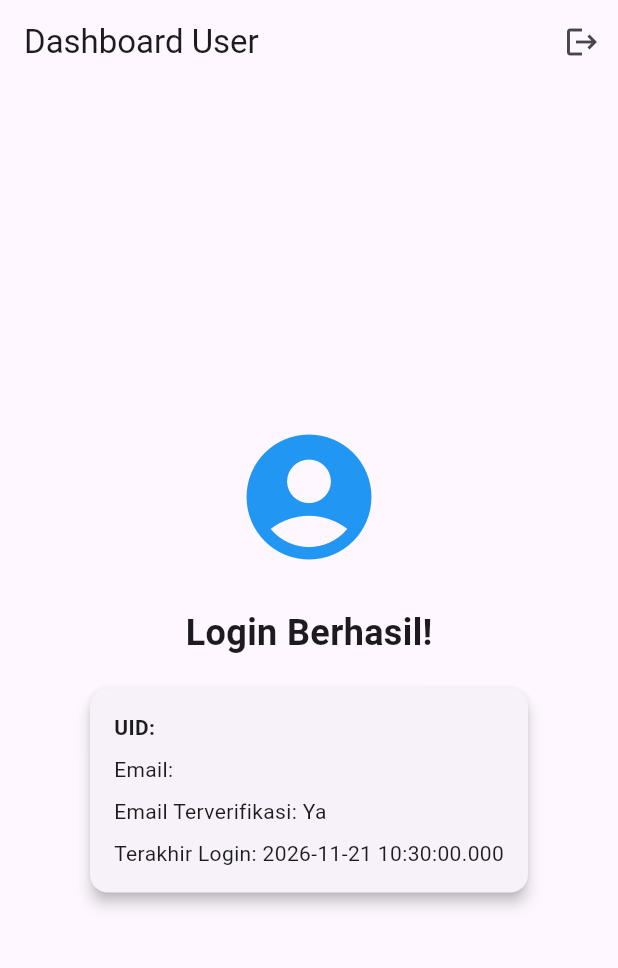
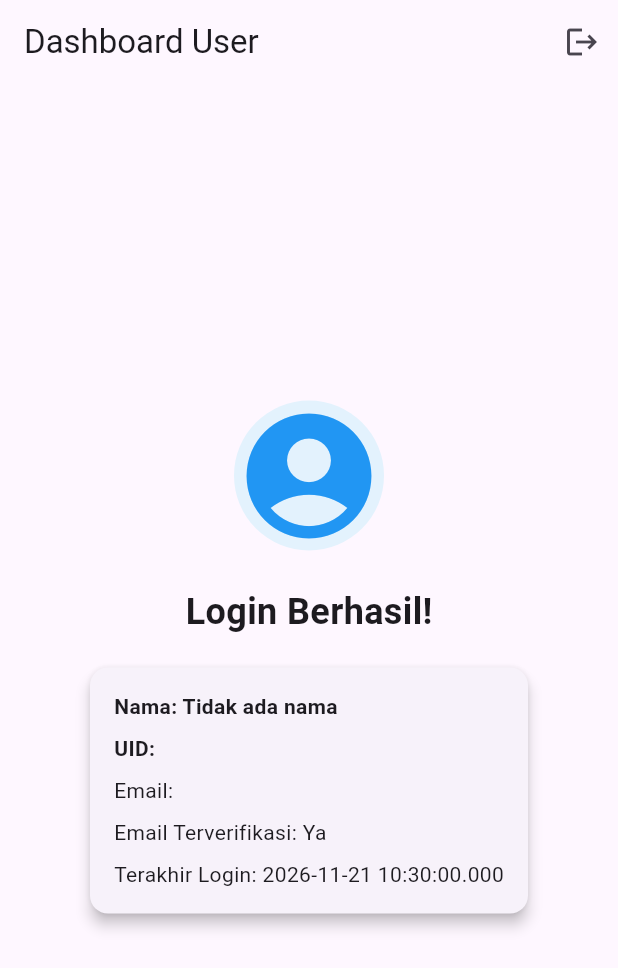
Before and after one commit to NuxMann/Latihan_Firebase_1124160069, a Flutter app: the screen it shows once a user with an empty profile is signed in, on a phone screen of 412 x 824 dp. Shown: the top 968 px of the screen. Run offline on Flutter 3.47's test engine with Material 3 defaults, Android fonts, the phone set to English and light mode, and no system bars; our stand-ins replace firebase_auth, firebase_core; accounts and stored records are empty.

Commit message:
Menambahkan Foto dan Variabel Nama

```diff
--- a/lib/main.dart
+++ b/lib/main.dart
@@ -184,8 +184,17 @@ class UserInfoScreen extends StatelessWidget {
             mainAxisAlignment: MainAxisAlignment.center,
             crossAxisAlignment: CrossAxisAlignment.center,
             children: [
-              const Icon(Icons.account_circle, size: 100, color: Colors.blue),
-                const SizedBox(height: 24),
+              CircleAvatar(
+                radius: 50,
+                backgroundColor: Colors.blue.shade50,
+                backgroundImage: user.photoURL != null && user.photoURL!.isNotEmpty
+                    ? NetworkImage(user.photoURL!)
+                    : null,
+                child: user.photoURL == null || user.photoURL!.isEmpty
+                    ? const Icon(Icons.account_circle, size: 100, color: Colors.blue)
+                    : null,
+              ),
+              const SizedBox(height: 24),
               const Text(
                 'Login Berhasil!',
                 style: TextStyle(fontSize: 24, fontWeight: FontWeight.bold),
@@ -198,6 +207,9 @@ class UserInfoScreen extends StatelessWidget {
                   child: Column(
                     crossAxisAlignment: CrossAxisAlignment.start,
                     children: [
+                      Text('Nama: ${user.displayName?.isNotEmpty == true ? user.displayName : "Tidak ada nama"}',
+                          style: const TextStyle(fontWeight: FontWeight.bold)),
+                      const SizedBox(height: 8),
                       Text('UID: ${user.uid}',
                           style: const TextStyle(fontWeight: FontWeight.bold)),
                       const SizedBox(height: 8),
```
